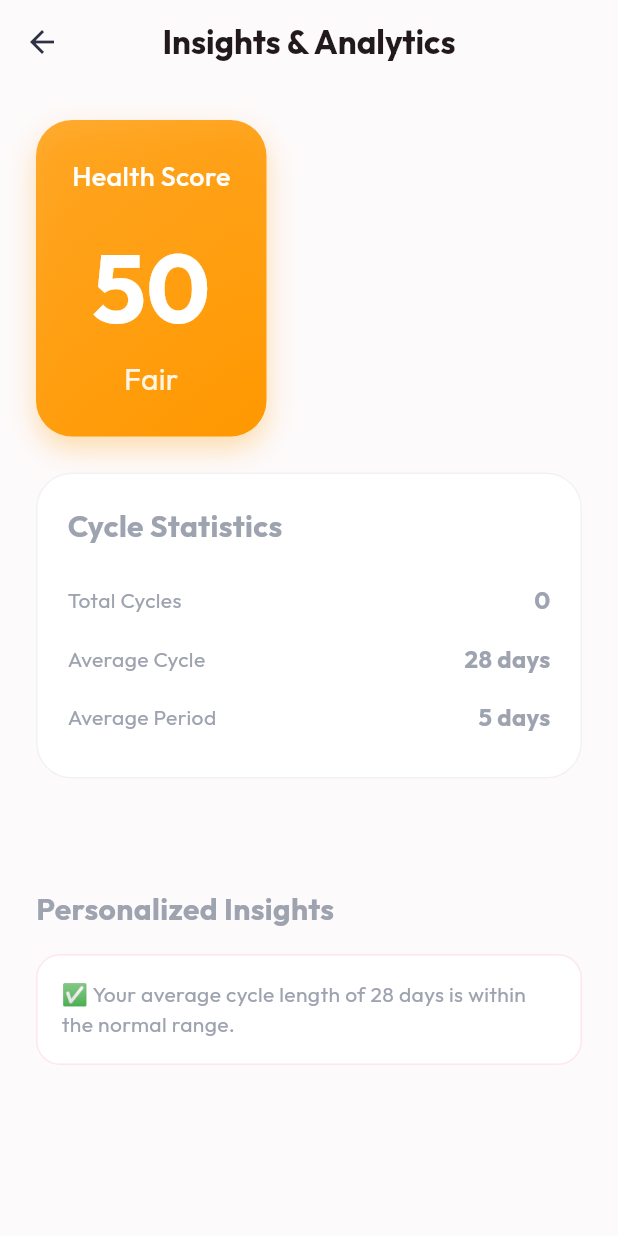
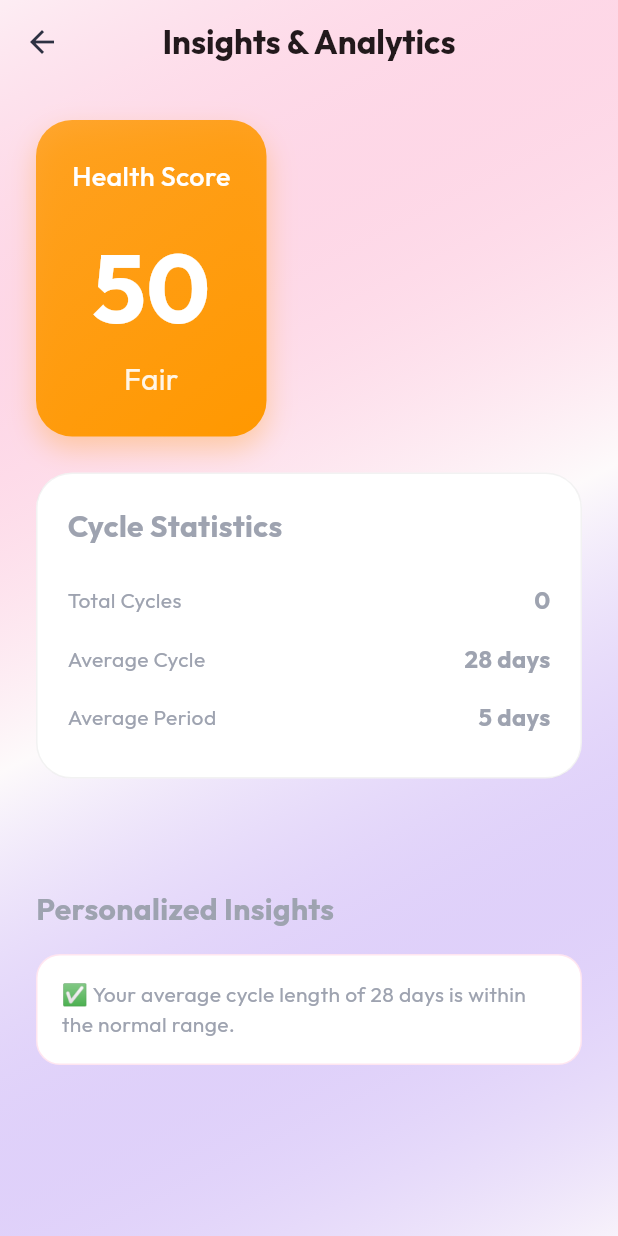
Before and after one commit to pradipkori/Periods-Tracker, a Flutter app: the HomeScreen screen opened directly, after a tap on the "insights" icon, on a phone screen of 412 x 824 dp. Run offline on Flutter 3.47's test engine with Material 3 defaults, Android fonts, the phone set to English and light mode, and no system bars; our stand-ins replace fl_chart, flutter_animate, flutter_local_notifications, flutter_riverpod, google_fonts, isar and 6 more; missing offline and left inert: android_alarm_manager_plus; accounts and stored records are empty; generated files the repository leaves out were written again.

Commit message:
UI: Fixed bottom gap by disabling SafeArea bottom padding on main screens

```diff
--- a/lib/views/calendar/calendar_screen.dart
+++ b/lib/views/calendar/calendar_screen.dart
@@ -99,6 +99,8 @@ class _CalendarScreenState extends ConsumerState<CalendarScreen> {
 
     return Scaffold(
       extendBodyBehindAppBar: true,
+      extendBody: true,
+      backgroundColor: AppTheme.background,
       appBar: AppBar(
         title: Text("Calendar", style: GoogleFonts.outfit(fontWeight: FontWeight.bold, color: AppTheme.textPrimary)),
         backgroundColor: Colors.transparent,
@@ -122,6 +124,7 @@ class _CalendarScreenState extends ConsumerState<CalendarScreen> {
           ),
 
           SafeArea(
+            bottom: false,
             child: SingleChildScrollView(
               physics: const BouncingScrollPhysics(),
               child: Column(
--- a/lib/views/home/home_screen.dart
+++ b/lib/views/home/home_screen.dart
@@ -39,6 +39,8 @@ class HomeScreen extends ConsumerWidget {
 
     return Scaffold(
       extendBodyBehindAppBar: true,
+      extendBody: true,
+      backgroundColor: AppTheme.background,
       body: Stack(
         children: [
           // Dynamic Background Gradient
@@ -59,6 +61,7 @@ class HomeScreen extends ConsumerWidget {
 
           // Main Content
           SafeArea(
+            bottom: false,
             child: CustomScrollView(
               physics: const BouncingScrollPhysics(),
               slivers: [
--- a/lib/views/insights/insights_screen.dart
+++ b/lib/views/insights/insights_screen.dart
@@ -17,11 +17,32 @@ class InsightsScreen extends ConsumerWidget {
     final symptomFreqAsync = ref.watch(symptomFrequencyProvider);
 
     return Scaffold(
+      extendBodyBehindAppBar: true,
+      extendBody: true,
       backgroundColor: AppTheme.background,
       appBar: AppBar(
         title: Text("Insights & Analytics", style: GoogleFonts.outfit(fontWeight: FontWeight.bold)),
+        backgroundColor: Colors.transparent,
       ),
-      body: SingleChildScrollView(
+      body: Stack(
+        children: [
+          // Dynamic Background Gradient
+          Container(
+            decoration: BoxDecoration(
+              gradient: LinearGradient(
+                begin: Alignment.topLeft,
+                end: Alignment.bottomRight,
+                colors: [
+                  AppTheme.primary.withOpacity(0.1),
+                  AppTheme.background,
+                  AppTheme.secondary.withOpacity(0.05),
+                ],
+              ),
+            ),
+          ),
+          SafeArea(
+            bottom: false,
+            child: SingleChildScrollView(
               padding: const EdgeInsets.all(24),
               child: Column(
                 crossAxisAlignment: CrossAxisAlignment.start,
@@ -64,8 +85,12 @@ class InsightsScreen extends ConsumerWidget {
                     loading: () => const Center(child: CircularProgressIndicator()),
                     error: (_, __) => const SizedBox.shrink(),
                   ),
+                  const SizedBox(height: 100), // Spacing for floating footer
                 ],
               ),
+            ),
+          ),
+        ],
       ),
     );
   }
--- a/lib/views/profile/profile_screen.dart
+++ b/lib/views/profile/profile_screen.dart
@@ -33,6 +33,8 @@ class ProfileScreen extends ConsumerWidget {
 
     return Scaffold(
       extendBodyBehindAppBar: true,
+      extendBody: true,
+      backgroundColor: AppTheme.background,
       appBar: AppBar(
         title: Text("Profile & Settings",
           style: GoogleFonts.outfit(fontWeight: FontWeight.bold, color: AppTheme.textPrimary)),
@@ -58,6 +60,7 @@ class ProfileScreen extends ConsumerWidget {
           ),
 
           SafeArea(
+            bottom: false,
             child: settingsAsync.when(
               data: (settings) => SingleChildScrollView(
                 physics: const BouncingScrollPhysics(),
```
Lines whose indentation alone changed are shown as unchanged.
